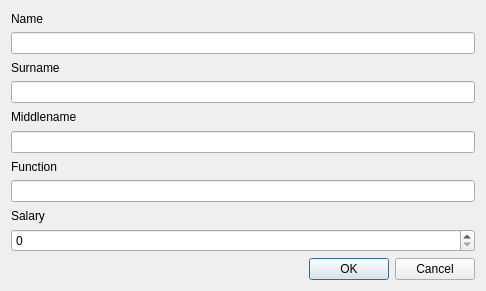
The window that CompanyEditor/employeewidgeteditor.ui (imitatehappiness/QtCompanyEditor) describes before a commit, drawn with Qt 5.
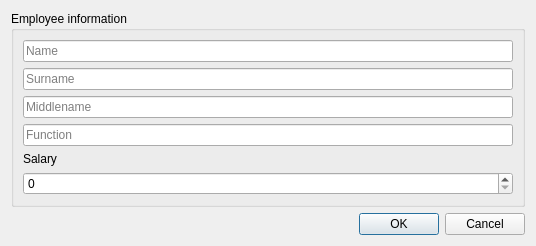
The same window after the commit. Icons and pictures are not drawn.

The edit to the form file:
```diff
--- a/CompanyEditor/employeewidgeteditor.ui
+++ b/CompanyEditor/employeewidgeteditor.ui
@@ -6,77 +6,117 @@
    <rect>
     <x>0</x>
     <y>0</y>
-    <width>486</width>
-    <height>291</height>
+    <width>536</width>
+    <height>242</height>
    </rect>
   </property>
   <property name="windowTitle">
    <string>Form</string>
   </property>
   <layout class="QGridLayout" name="gridLayout_2">
+   <item row="1" column="1">
+    <widget class="QLabel" name="l_information">
+     <property name="text">
+      <string/>
+     </property>
+    </widget>
+   </item>
+   <item row="1" column="2">
+    <widget class="QDialogButtonBox" name="buttonBox">
+     <property name="standardButtons">
+      <set>QDialogButtonBox::Cancel|QDialogButtonBox::Ok</set>
+     </property>
+    </widget>
+   </item>
+   <item row="0" column="0" colspan="3">
+    <widget class="QGroupBox" name="groupBox">
+     <property name="title">
+      <string>Employee information</string>
+     </property>
+     <layout class="QGridLayout" name="gridLayout_3">
    <item row="0" column="0">
     <layout class="QGridLayout" name="gridLayout">
-     <item row="0" column="4" colspan="3">
-      <widget class="QLabel" name="l_name">
+        <item row="0" column="4" colspan="2">
+         <widget class="QLineEdit" name="lE_name">
+          <property name="toolTip">
+           <string>Employee Name</string>
+          </property>
+          <property name="whatsThis">
+           <string/>
+          </property>
+          <property name="inputMask">
+           <string/>
+          </property>
        <property name="text">
+           <string/>
+          </property>
+          <property name="maxLength">
+           <number>32767</number>
+          </property>
+          <property name="placeholderText">
         <string>Name</string>
        </property>
       </widget>
      </item>
-     <item row="1" column="4" colspan="3">
-      <widget class="QLineEdit" name="lE_name"/>
-     </item>
-     <item row="3" column="4" colspan="3">
-      <widget class="QLineEdit" name="lE_surname"/>
-     </item>
-     <item row="4" column="4" colspan="3">
-      <widget class="QLabel" name="l_middlename">
-       <property name="text">
-        <string>Middlename</string>
-       </property>
-      </widget>
-     </item>
-     <item row="5" column="4" colspan="3">
-      <widget class="QLineEdit" name="lE_middlename"/>
-     </item>
-     <item row="8" column="4" colspan="3">
-      <widget class="QLineEdit" name="lE_function"/>
-     </item>
-     <item row="2" column="4" colspan="3">
-      <widget class="QLabel" name="l_surname">
+        <item row="1" column="4" colspan="2">
+         <widget class="QLineEdit" name="lE_surname">
+          <property name="toolTip">
+           <string>Employee Surname</string>
+          </property>
+          <property name="inputMask">
+           <string/>
+          </property>
        <property name="text">
+           <string/>
+          </property>
+          <property name="placeholderText">
         <string>Surname</string>
        </property>
       </widget>
      </item>
-     <item row="9" column="4" colspan="3">
+        <item row="4" column="4" colspan="2">
+         <widget class="QLineEdit" name="lE_function">
+          <property name="toolTip">
+           <string>Employee Function</string>
+          </property>
+          <property name="inputMask">
+           <string/>
+          </property>
+          <property name="placeholderText">
+           <string>Function</string>
+          </property>
+         </widget>
+        </item>
+        <item row="2" column="4" colspan="2">
+         <widget class="QLineEdit" name="lE_middlename">
+          <property name="toolTip">
+           <string>Employee Middlename</string>
+          </property>
+          <property name="inputMask">
+           <string/>
+          </property>
+          <property name="placeholderText">
+           <string>Middlename</string>
+          </property>
+         </widget>
+        </item>
+        <item row="5" column="4" colspan="2">
       <widget class="QLabel" name="l_salary">
        <property name="text">
         <string>Salary</string>
        </property>
       </widget>
      </item>
-     <item row="11" column="4" colspan="3">
+        <item row="7" column="4" colspan="2">
       <widget class="QSpinBox" name="sB_salary">
        <property name="maximum">
-        <number>1000000</number>
+           <number>1000000000</number>
        </property>
       </widget>
      </item>
-     <item row="6" column="4" colspan="3">
-      <widget class="QLabel" name="l_function">
-       <property name="text">
-        <string>Function</string>
-       </property>
-      </widget>
-     </item>
-    </layout>
-   </item>
-   <item row="1" column="0">
-    <widget class="QDialogButtonBox" name="buttonBox">
-     <property name="standardButtons">
-      <set>QDialogButtonBox::Cancel|QDialogButtonBox::Ok</set>
-     </property>
+       </layout>
+      </item>
+     </layout>
     </widget>
    </item>
   </layout>
```
Left out of the diff: 13 changed lines with no effect on the pictures. Lines whose indentation alone changed are shown as unchanged.
